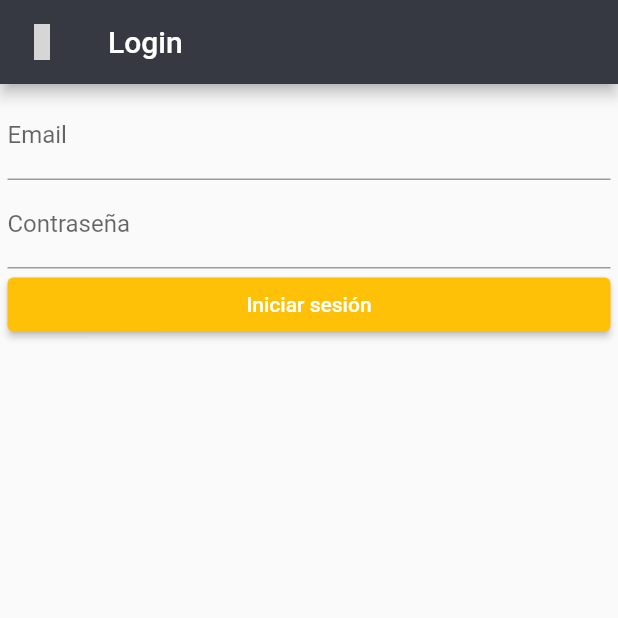
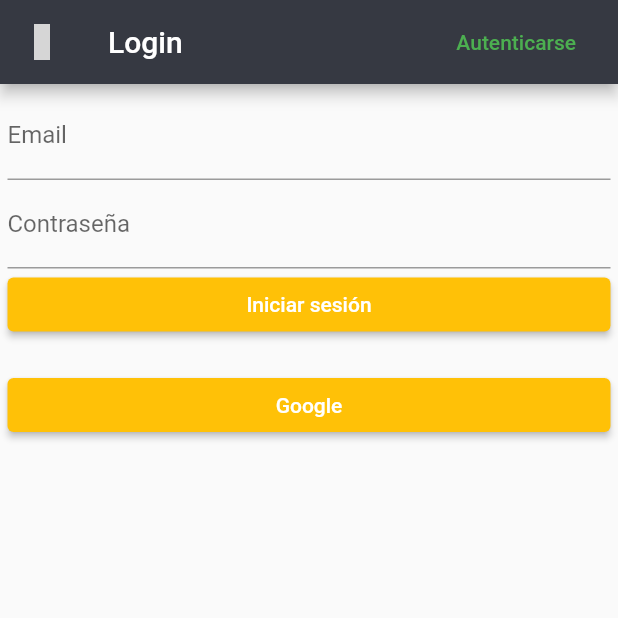
Before and after one commit to MatiasEzkol/Evaluacion3Dam, a Flutter app: the screen it shows after launch, on a phone screen of 412 x 824 dp, the top half of it. Run offline on Flutter 3.47's test engine with Material 2 defaults, Android fonts, the phone set to English and light mode, and no system bars; our stand-ins replace cloud_firestore, firebase_auth, firebase_core, flutter_slidable, google_sign_in, material_design_icons_flutter and 1 more; accounts and stored records are empty; grey boxes are pictures that could not be loaded.

Commit message:
googlo login

```diff
--- a/chipidei/lib/main.dart
+++ b/chipidei/lib/main.dart
@@ -1,5 +1,6 @@
 import 'package:chipidei/pages/home_page.dart';
 import 'package:chipidei/pages/usuario/login_page.dart';
+import 'package:firebase_auth/firebase_auth.dart';
 import 'package:flutter/material.dart';
 import 'package:flutter_localizations/flutter_localizations.dart';
 import 'package:firebase_core/firebase_core.dart';
@@ -32,7 +33,23 @@ class MyApp extends StatelessWidget {
         // is not restarted.
         primarySwatch: Colors.green,
       ),
-      home: LoginPage(),
+      home: StreamBuilder<User?>(
+          stream: FirebaseAuth.instance.authStateChanges(),
+          builder: (BuildContext context, AsyncSnapshot snapshot) {
+            if (snapshot.hasError) {
+              return Text(snapshot.error.toString());
+            }
+            if (snapshot.connectionState == ConnectionState.active) {
+              if (snapshot.data == null) {
+                return LoginPage();
+              } else {
+                return HomePage();
+              }
+            }
+            return Center(
+              child: CircularProgressIndicator(),
+            );
+          }),
     );
   }
 }
--- a/chipidei/lib/pages/home_page.dart
+++ b/chipidei/lib/pages/home_page.dart
@@ -12,6 +12,7 @@ import 'package:chipidei/pages/usuario/login_page.dart';
 import 'package:chipidei/widgets/panel_user_email.dart';
 import 'package:firebase_auth/firebase_auth.dart';
 import 'package:flutter/material.dart';
+import 'package:google_sign_in/google_sign_in.dart';
 import 'package:material_design_icons_flutter/material_design_icons_flutter.dart';
 import 'package:shared_preferences/shared_preferences.dart';
 
@@ -69,7 +70,7 @@ class _HomePageState extends State<HomePage> {
                 onSelected: (opcion) async {
                   if (opcion == 'logout') {
                     await FirebaseAuth.instance.signOut();
-
+                    await GoogleSignIn().signOut();
                     SharedPreferences sp =
                         await SharedPreferences.getInstance();
                     sp.remove('userEmail');
--- a/chipidei/lib/pages/usuario/login_page.dart
+++ b/chipidei/lib/pages/usuario/login_page.dart
@@ -4,6 +4,7 @@ import 'package:chipidei/pages/home_page.dart';
 import 'package:firebase_auth/firebase_auth.dart';
 import 'package:flutter/material.dart';
 import 'package:flutter/widgets.dart';
+import 'package:google_sign_in/google_sign_in.dart';
 import 'package:material_design_icons_flutter/material_design_icons_flutter.dart';
 import 'package:shared_preferences/shared_preferences.dart';
 
@@ -23,6 +24,15 @@ class _LoginPageState extends State<LoginPage> {
   Widget build(BuildContext context) {
     return Scaffold(
       appBar: AppBar(
+        actions: [
+          Padding(
+            padding: EdgeInsets.only(right: 20.0),
+            child: TextButton(
+              onPressed: () {},
+              child: Text("Autenticarse"),
+            ),
+          ),
+        ],
         title: Text('Login'),
         backgroundColor: Color(0xFF363942),
         leading: Icon(
@@ -97,7 +107,33 @@ class _LoginPageState extends State<LoginPage> {
                   error,
                   style: TextStyle(color: Colors.red, fontSize: 16),
                 ),
-              )
+              ),
+              Container(
+                width: double.infinity,
+                child: ElevatedButton(
+                  child: Text('Google'),
+                  onPressed: () async {
+                    try {
+                      GoogleSignInAccount? googleUser =
+                          await GoogleSignIn().signIn();
+                      GoogleSignInAuthentication? googleAuth =
+                          await googleUser?.authentication;
+                      AuthCredential credential = GoogleAuthProvider.credential(
+                          accessToken: googleAuth?.accessToken,
+                          idToken: googleAuth?.idToken);
+                      UserCredential userCredential = await FirebaseAuth
+                          .instance
+                          .signInWithCredential(credential);
+                      log('${userCredential.user?.displayName}');
+                    } catch (e) {
+                      log(e.toString());
+                    }
+                  },
+                  style: ButtonStyle(
+                    backgroundColor: MaterialStateProperty.all(Colors.amber),
+                  ),
+                ),
+              ),
             ],
           ),
         ),
--- a/chipidei/pubspec.yaml
+++ b/chipidei/pubspec.yaml
@@ -50,6 +50,7 @@ dependencies:
   firebase_auth: ^3.4.1
   cloud_firestore: ^3.2.1
   shared_preferences: ^2.0.15
+  google_sign_in: ^5.4.0
 
 dev_dependencies:
   flutter_test:
```
Also changed, not shown: chipidei/pubspec.lock, 1 other file.
